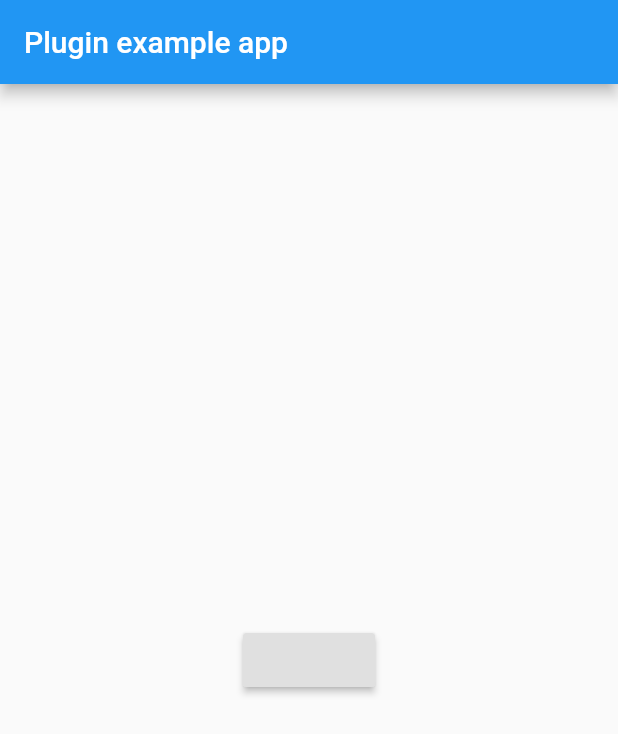
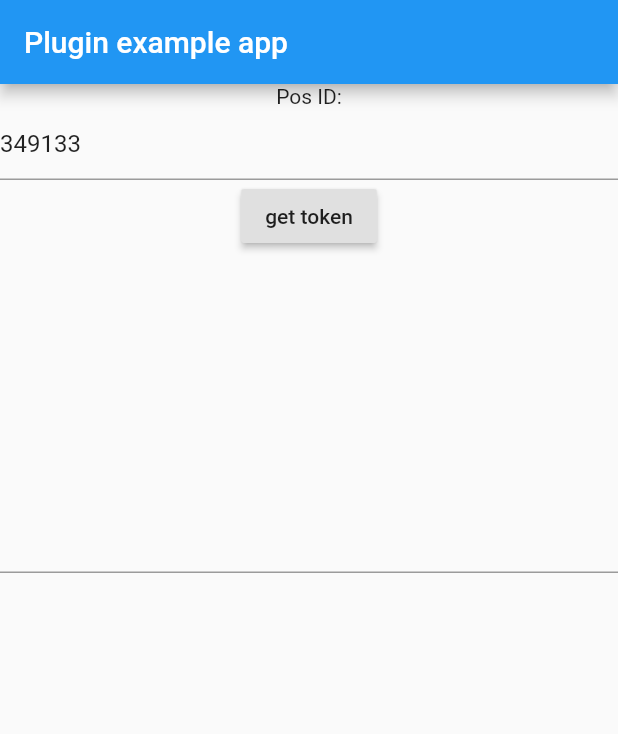
Before and after one commit to Adasqu/flutter_payu, a Flutter app: the screen it shows after launch, on a phone screen of 412 x 824 dp. Shown: the top 734 px of the screen. Run offline on Flutter 3.47's test engine with Material 2 defaults, Android fonts, the phone set to English and light mode, and no system bars.

```diff
--- a/example/lib/main.dart
+++ b/example/lib/main.dart
@@ -1,8 +1,6 @@
 import 'package:flutter/material.dart';
 import 'dart:async';
 import 'package:flutter_payu/flutter_payu.dart';
-
-
 
 void main() => runApp(MyApp());
 
@@ -12,9 +10,15 @@ class MyApp extends StatefulWidget {
 }
 
 class _MyAppState extends State<MyApp> {
+  TextEditingController _posIdController;
+  TextEditingController _tokenController;
+
   @override
   void initState() {
     super.initState();
+    _posIdController = TextEditingController();
+    _tokenController = TextEditingController();
+    _posIdController.text = "349133";
   }
 
   @override
@@ -25,17 +29,34 @@ class _MyAppState extends State<MyApp> {
           title: const Text('Plugin example app'),
         ),
         body: Center(
-          child: RaisedButton(onPressed: () {
-            _buttonTap();
-          }),
+          child: Column(
+            children: <Widget>[
+              Text("Pos ID:"),
+              TextField(
+                controller: _posIdController,
+              ),
+              RaisedButton(
+                  onPressed: () {
+                _buttonTap();
+              },
+              child: Text("get token"),
+              ),
+              TextField(
+                maxLines: 10,
+                controller: _tokenController,
+                readOnly: true,
+              ),
+            ],
+          ),
         ),
       ),
     );
   }
 
   Future _buttonTap() async {
-    final response = await FlutterPayu.googlePay("1000", 10000);
+    final response = await FlutterPayu.googlePay(_posIdController.text, 1);
     print(response.status);
     print(response.message);
+    _tokenController.text = response.message;
   }
 }
```
Also changed, not shown: example/pubspec.lock, 6 other files.
